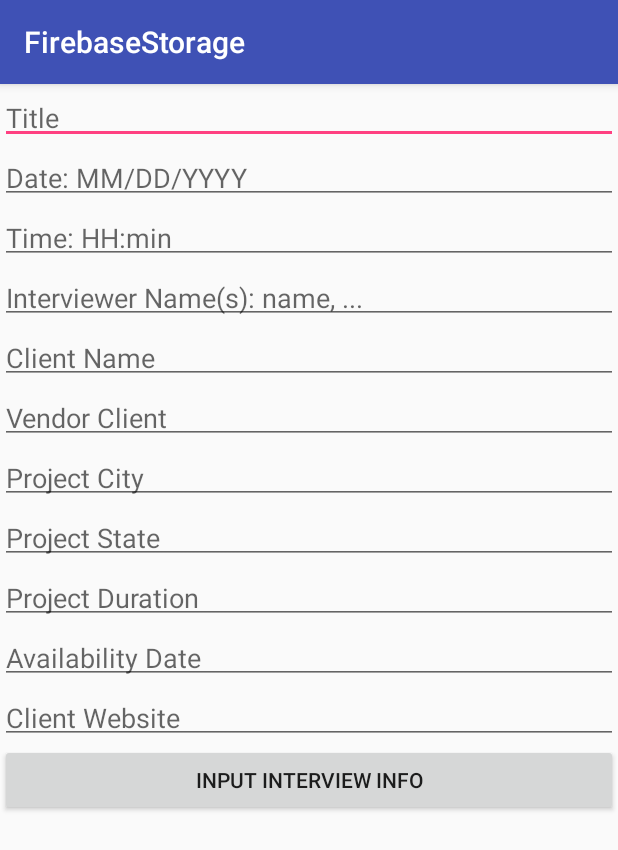
After one commit to torresedel/GetImage, an Android app: the InputInterviewInfo screen opened directly, with no data from a screen before it, on a phone screen of 412 x 824 dp. The commit adds this screen. Shown: the top 850 px of the screen. Run offline under Robolectric (Android 15) with nearby library versions, the phone set to English and light mode, and no system bars; our stand-ins replace ButterKnife.

Commit message:
InterviewInfo Class and activity input

```diff
--- a/app/src/main/AndroidManifest.xml
+++ b/app/src/main/AndroidManifest.xml
@@ -19,7 +19,9 @@
         <activity android:name=".InputInsurance" />
         <activity android:name=".InputPtoInfo" />
         <activity android:name=".InputAssignmentInfo" />
-        <activity android:name=".InputTodayAssignment"></activity>
+        <activity android:name=".InputTodayAssignment" />
+        <activity android:name=".ComposeEmailActivity" />
+        <activity android:name=".InputInterviewInfo"></activity>
     </application>
 
 </manifest>
--- /dev/null
+++ b/app/src/main/java/com/example/admin/firebasestorage/InputInterviewInfo.java
@@ -0,0 +1,112 @@
+package com.example.admin.firebasestorage;
+
+import android.icu.text.DateFormat;
+import android.icu.text.SimpleDateFormat;
+import android.os.Build;
+import android.os.Bundle;
+import android.support.annotation.RequiresApi;
+import android.support.v7.app.AppCompatActivity;
+import android.util.Log;
+import android.view.View;
+import android.widget.Button;
+import android.widget.EditText;
+import android.widget.Toast;
+
+import java.text.ParseException;
+import java.util.Calendar;
+import java.util.Date;
+
+import butterknife.BindView;
+import butterknife.ButterKnife;
+
+public class InputInterviewInfo extends AppCompatActivity {
+    private static final String TAG = "InputInterviewInfoTag";
+
+    @BindView(R.id.etInterview_title)
+    EditText etInterviewTitle;
+    @BindView(R.id.etInterview_date)
+    EditText etInterviewDate;
+    @BindView(R.id.etInterview_time)
+    EditText etInterviewTime;
+    @BindView(R.id.etInterview_interviewerNames)
+    EditText etInterviewInterviewerNames;
+    @BindView(R.id.etInterview_clientName)
+    EditText etInterviewClientName;
+    @BindView(R.id.etInterview_vendorName)
+    EditText etInterviewVendorName;
+    @BindView(R.id.etInterview_projectCity)
+    EditText etInterviewProjectCity;
+    @BindView(R.id.etInterview_projectState)
+    EditText etInterviewProjectState;
+    @BindView(R.id.etInterview_projectDuration)
+    EditText etInterviewProjectDuration;
+    @BindView(R.id.etInterview_availabilityDate)
+    EditText etInterviewAvailabilityDate;
+    @BindView(R.id.etInterview_clientWebsite)
+    EditText etInterviewClientWebsite;
+    @BindView(R.id.btnInputInterviewInfo)
+    Button btnInputInterviewInfo;
+
+    @Override
+    protected void onCreate(Bundle savedInstanceState) {
+        super.onCreate(savedInstanceState);
+        setContentView(R.layout.activity_input_interview_info);
+        ButterKnife.bind(this);
+
+        btnInputInterviewInfo.setOnClickListener(new View.OnClickListener() {
+            @RequiresApi(api = Build.VERSION_CODES.N)
+            @Override
+            public void onClick(View v) {
+                setBtn();
+            }
+        });
+    }
+
+    @RequiresApi(api = Build.VERSION_CODES.N)
+    private void setBtn() {
+        if (!etInterviewTitle.getText().toString().isEmpty() &&
+                !etInterviewDate.getText().toString().isEmpty() &&
+                !etInterviewTime.getText().toString().isEmpty() &&
+                !etInterviewInterviewerNames.getText().toString().isEmpty() &&
+                !etInterviewClientName.getText().toString().isEmpty() &&
+                !etInterviewVendorName.getText().toString().isEmpty() &&
+                !etInterviewProjectCity.getText().toString().isEmpty() &&
+                !etInterviewProjectState.getText().toString().isEmpty() &&
+                !etInterviewProjectDuration.getText().toString().isEmpty() &&
+                !etInterviewAvailabilityDate.getText().toString().isEmpty() &&
+                !etInterviewClientWebsite.getText().toString().isEmpty()) {
+            Log.d(TAG, "setBtn: ");
+
+            DateFormat df = new SimpleDateFormat("MM/dd/yyyy HH:mm");
+            boolean flag = true;
+            Calendar interviewCalendar = null;
+
+            try {
+
+                interviewCalendar = Calendar.getInstance();
+                interviewCalendar.setTime(df.parse(etInterviewDate.getText().toString() + " "
+                        + etInterviewTime.getText().toString()));
+
+            } catch (ParseException e) {
+                e.printStackTrace();
+                Toast.makeText(this, "Wrong Date", Toast.LENGTH_SHORT).show();
+                flag = false;
+            }
+
+            if (flag) {
+                Log.d(TAG, "setBtn: INSIDE FLAG");
+                InterviewInfoClass interviewInfo = new InterviewInfoClass(etInterviewTitle.getText().toString(),
+                        interviewCalendar.getTime(), etInterviewInterviewerNames.getText().toString(),
+                        etInterviewVendorName.getText().toString(), etInterviewVendorName.getText().toString(),
+                        etInterviewProjectCity.getText().toString() + ", " + etInterviewProjectState.getText().toString(),
+                        etInterviewProjectDuration.getText().toString(), etInterviewAvailabilityDate.getText().toString(),
+                        etInterviewClientWebsite.getText().toString());
+                Log.d(TAG, "setBtn: " + interviewInfo.getClientName());
+
+                Toast.makeText(this, "Interview Info Submitted", Toast.LENGTH_LONG).show();
+            } else
+                Toast.makeText(this, "Error Submitting", Toast.LENGTH_SHORT).show();
+        } else
+            Toast.makeText(this, "Empty Fields", Toast.LENGTH_LONG).show();
+    }
+}
--- /dev/null
+++ b/app/src/main/res/layout/activity_input_interview_info.xml
@@ -0,0 +1,93 @@
+<?xml version="1.0" encoding="utf-8"?>
+<LinearLayout xmlns:android="http://schemas.android.com/apk/res/android"
+    xmlns:app="http://schemas.android.com/apk/res-auto"
+    xmlns:tools="http://schemas.android.com/tools"
+    android:layout_width="match_parent"
+    android:layout_height="match_parent"
+    android:orientation="vertical"
+    tools:context="com.example.admin.firebasestorage.InputInterviewInfo">
+
+    <EditText
+        android:id="@+id/etInterview_title"
+        android:layout_width="match_parent"
+        android:layout_height="wrap_content"
+        android:hint="Title"
+        android:paddingBottom="5dp" />
+
+    <EditText
+        android:id="@+id/etInterview_date"
+        android:layout_width="match_parent"
+        android:layout_height="wrap_content"
+        android:hint="Date: MM/DD/YYYY"
+        android:paddingBottom="5dp" />
+
+    <EditText
+        android:id="@+id/etInterview_time"
+        android:layout_width="match_parent"
+        android:layout_height="wrap_content"
+        android:hint="Time: HH:min"
+        android:paddingBottom="5dp" />
+
+    <EditText
+        android:id="@+id/etInterview_interviewerNames"
+        android:layout_width="match_parent"
+        android:layout_height="wrap_content"
+        android:hint="Interviewer Name(s): name, ..."
+        android:paddingBottom="5dp" />
+
+    <EditText
+        android:id="@+id/etInterview_clientName"
+        android:layout_width="match_parent"
+        android:layout_height="wrap_content"
+        android:hint="Client Name"
+        android:paddingBottom="5dp" />
+
+    <EditText
+        android:id="@+id/etInterview_vendorName"
+        android:layout_width="match_parent"
+        android:layout_height="wrap_content"
+        android:hint="Vendor Client"
+        android:paddingBottom="5dp" />
+
+    <EditText
+        android:id="@+id/etInterview_projectCity"
+        android:layout_width="match_parent"
+        android:layout_height="wrap_content"
+        android:hint="Project City"
+        android:paddingBottom="5dp" />
+
+    <EditText
+        android:id="@+id/etInterview_projectState"
+        android:layout_width="match_parent"
+        android:layout_height="wrap_content"
+        android:hint="Project State"
+        android:paddingBottom="5dp" />
+
+    <EditText
+        android:id="@+id/etInterview_projectDuration"
+        android:layout_width="match_parent"
+        android:layout_height="wrap_content"
+        android:hint="Project Duration"
+        android:paddingBottom="5dp" />
+
+    <EditText
+        android:id="@+id/etInterview_availabilityDate"
+        android:layout_width="match_parent"
+        android:layout_height="wrap_content"
+        android:hint="Availability Date"
+        android:paddingBottom="5dp" />
+
+    <EditText
+        android:id="@+id/etInterview_clientWebsite"
+        android:layout_width="match_parent"
+        android:layout_height="wrap_content"
+        android:hint="Client Website"
+        android:paddingBottom="5dp" />
+
+    <Button
+        android:id="@+id/btnInputInterviewInfo"
+        android:layout_width="match_parent"
+        android:layout_height="wrap_content"
+        android:text="Input Interview Info"/>
+
+</LinearLayout>
```
Also changed, not shown: app/src/main/java/com/example/admin/firebasestorage/ComposeEmailActivity.java (added, +59 -0 lines), app/src/main/java/com/example/admin/firebasestorage/InterviewInfoClass.java (added, +106 -0 lines), app/src/main/java/com/example/admin/firebasestorage/MainActivity.java (+22 -1 lines), app/src/main/res/layout/activity_compose_email_ativity.xml (added, +28 -0 lines), app/src/main/res/layout/activity_main.xml (+19 -2 lines).
